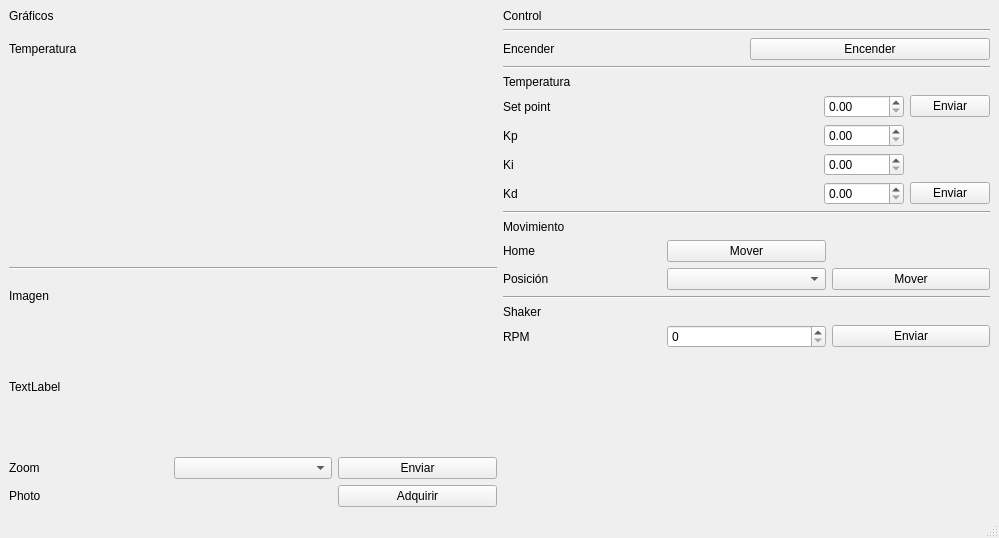
Qt form software/gui.ui (NoelGaspar/cinnda_chamber_control) before a commit.
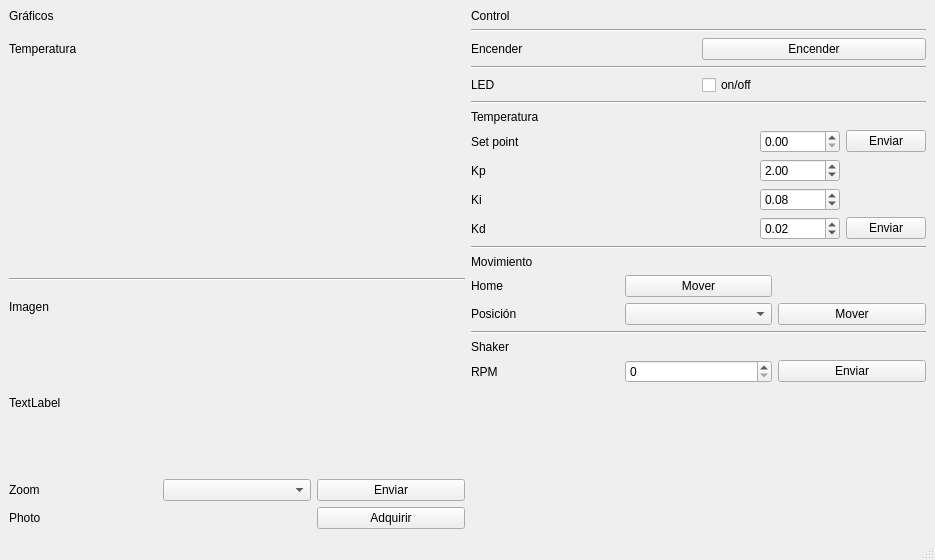
The same form after that commit.

Commit message: adding on off for the led

Diff of the .ui file:
```diff
--- a/software/gui.ui
+++ b/software/gui.ui
@@ -6,8 +6,8 @@
    <rect>
     <x>0</x>
     <y>0</y>
-    <width>999</width>
-    <height>538</height>
+    <width>935</width>
+    <height>560</height>
    </rect>
   </property>
   <property name="windowTitle">
@@ -184,6 +184,31 @@
           </property>
          </widget>
         </item>
+        <item>
+         <layout class="QHBoxLayout" name="horizontalLayout_2">
+          <item>
+           <widget class="QLabel" name="label_21">
+            <property name="text">
+             <string>LED</string>
+            </property>
+           </widget>
+          </item>
+          <item>
+           <widget class="QCheckBox" name="checkBox">
+            <property name="text">
+             <string>on/off</string>
+            </property>
+           </widget>
+          </item>
+         </layout>
+        </item>
+        <item>
+         <widget class="Line" name="line_6">
+          <property name="orientation">
+           <enum>Qt::Horizontal</enum>
+          </property>
+         </widget>
+        </item>
         <item>
          <layout class="QGridLayout" name="gridLayout">
           <item row="1" column="2">
@@ -278,6 +303,9 @@
               <height>16777215</height>
              </size>
             </property>
+            <property name="value">
+             <double>2.000000000000000</double>
+            </property>
            </widget>
           </item>
           <item row="3" column="1">
@@ -288,6 +316,9 @@
               <height>16777215</height>
              </size>
             </property>
+            <property name="value">
+             <double>0.080000000000000</double>
+            </property>
            </widget>
           </item>
           <item row="4" column="1">
@@ -298,6 +329,9 @@
               <height>16777215</height>
              </size>
             </property>
+            <property name="value">
+             <double>0.020000000000000</double>
+            </property>
            </widget>
           </item>
           <item row="4" column="2">
```
Left out of the diff: 54 changed lines with no effect on the pictures. The commit also changes 1 other file.
